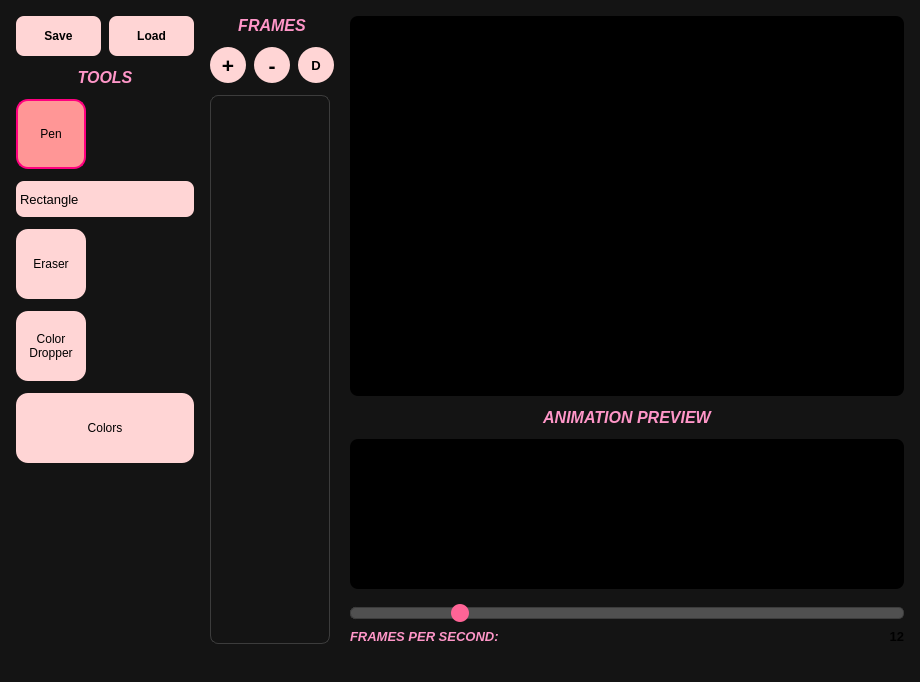
Above: SpriteEditor/mainwindow.ui from aishug18/SpriteEditor before the change. Below: the same form after it.
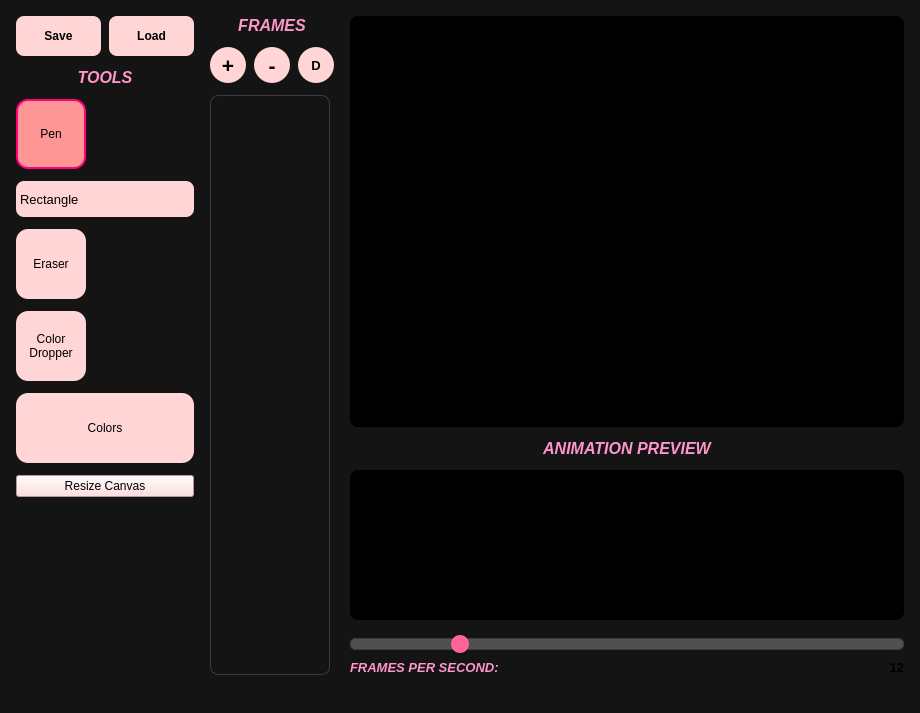
That is the form after the change. Icons and pictures are not drawn. Custom widgets are drawn as their Qt base class.

```diff
--- a/SpriteEditor/mainwindow.ui
+++ b/SpriteEditor/mainwindow.ui
@@ -7,7 +7,7 @@
     <x>0</x>
     <y>0</y>
     <width>920</width>
-    <height>650</height>
+    <height>713</height>
    </rect>
   </property>
   <property name="windowTitle">
@@ -322,6 +322,16 @@
         </property>
        </widget>
       </item>
+      <item>
+       <widget class="QPushButton" name="resizeCanvasButton">
+        <property name="styleSheet">
+         <string notr="true">background-color: rgb(255, 213, 213);</string>
+        </property>
+        <property name="text">
+         <string>Resize Canvas</string>
+        </property>
+       </widget>
+      </item>
       <item>
        <spacer name="verticalSpacer">
         <property name="orientation">
@@ -539,7 +549,7 @@
            <x>0</x>
            <y>0</y>
            <width>118</width>
-           <height>473</height>
+           <height>551</height>
           </rect>
          </property>
          <property name="styleSheet">
@@ -574,8 +584,17 @@
       <property name="spacing">
        <number>12</number>
       </property>
+      <property name="sizeConstraint">
+       <enum>QLayout::SizeConstraint::SetDefaultConstraint</enum>
+      </property>
       <item>
        <widget class="SpriteCanvas" name="spriteCanvas" native="true">
+        <property name="sizePolicy">
+         <sizepolicy hsizetype="Expanding" vsizetype="Expanding">
+          <horstretch>0</horstretch>
+          <verstretch>0</verstretch>
+         </sizepolicy>
+        </property>
         <property name="minimumSize">
          <size>
           <width>420</width>
@@ -638,6 +657,9 @@
         <property name="spacing">
          <number>4</number>
         </property>
+        <property name="sizeConstraint">
+         <enum>QLayout::SizeConstraint::SetDefaultConstraint</enum>
+        </property>
         <item>
          <widget class="QSlider" name="fpsSlider">
           <property name="minimumSize">
```
Left out of the diff: 27 changed lines with no effect on the pictures.
